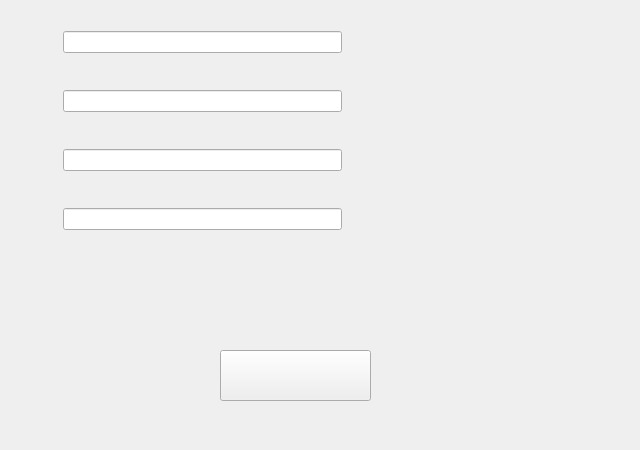
Before: the Qt Designer form MGAWithSQL/dbconnectform.ui in amirtosson/MGAConnect, drawn with Qt 5.
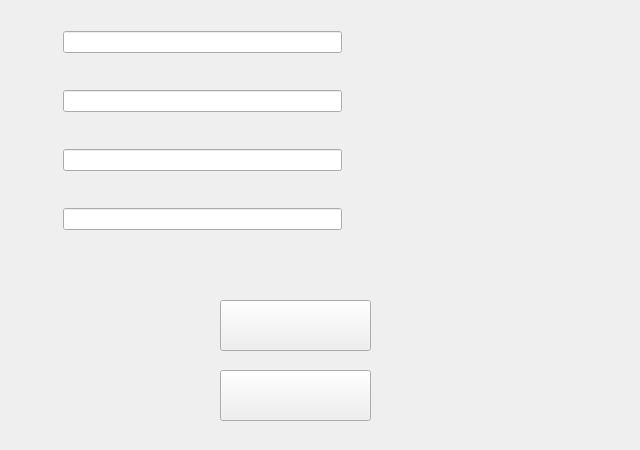
After: the same form once the commit is applied.

Patch:
```diff
--- a/MGAWithSQL/dbconnectform.ui
+++ b/MGAWithSQL/dbconnectform.ui
@@ -215,7 +215,7 @@
    <property name="geometry">
     <rect>
      <x>220</x>
-     <y>350</y>
+     <y>300</y>
      <width>151</width>
      <height>51</height>
     </rect>
@@ -243,6 +243,22 @@
     <string/>
    </property>
   </widget>
+  <widget class="QPushButton" name="disconnectDBButton">
+   <property name="geometry">
+    <rect>
+     <x>220</x>
+     <y>370</y>
+     <width>151</width>
+     <height>51</height>
+    </rect>
+   </property>
+   <property name="styleSheet">
+    <string notr="true"/>
+   </property>
+   <property name="text">
+    <string/>
+   </property>
+  </widget>
  </widget>
  <resources/>
  <connections/>
```
